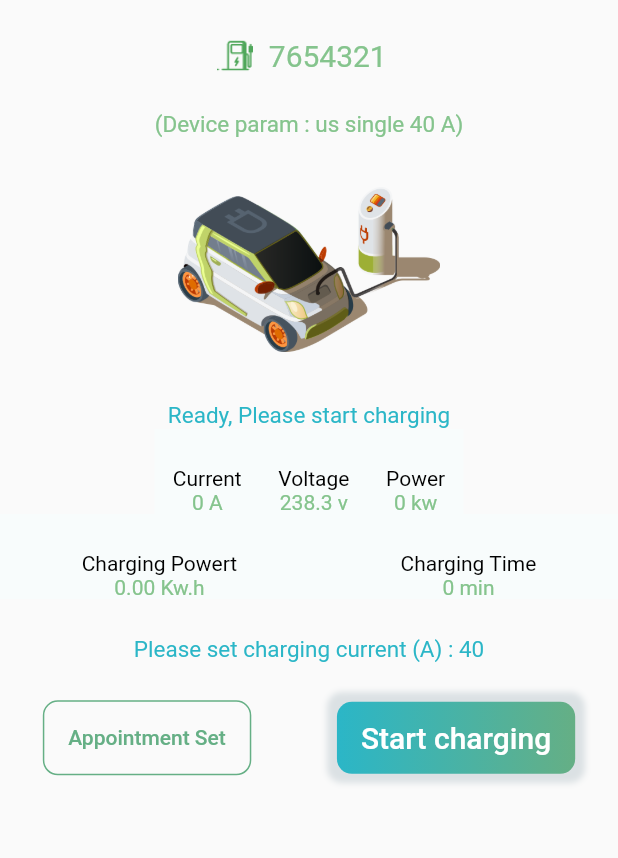
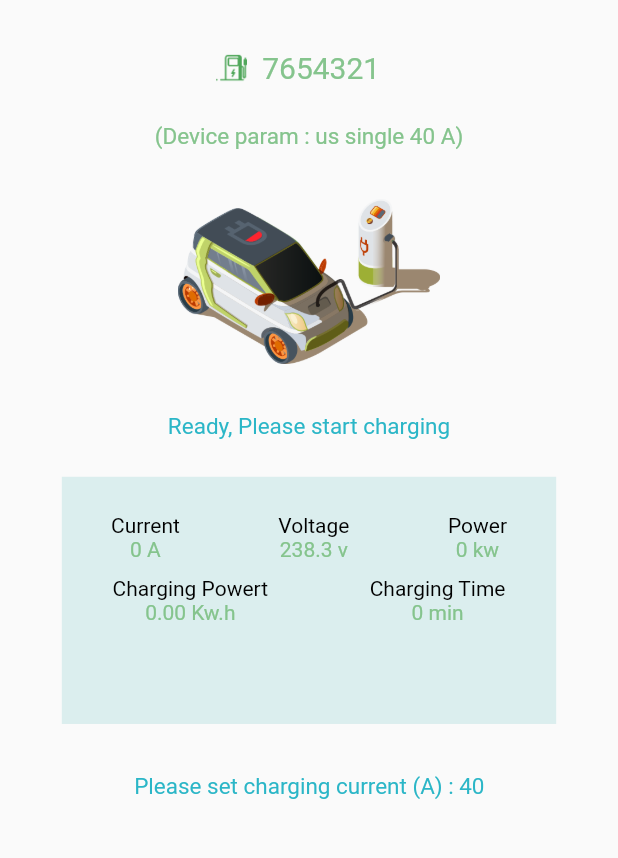
Before and after one commit to RitaFattoum99/Energy, a Flutter app: the Page4 screen opened directly, on a phone screen of 412 x 824 dp, the part 192-1050 px from its top. Run offline on Flutter 3.47's test engine with Material 2 defaults, Android fonts, the phone set to English and light mode, and no system bars; our stand-ins replace get.

Commit message:
set the shape

```diff
--- a/energyproject/lib/controller/navigate.dart
+++ b/energyproject/lib/controller/navigate.dart
@@ -1,10 +1,10 @@
 import 'dart:async';
 
 import 'package:energyproject/view/page2.dart';
+import 'package:energyproject/view/page4.dart';
 import 'package:flutter/material.dart';
 import 'package:get/get.dart';
 
-import '../view/page3.dart';
 
 class NavigateController extends GetxController {
   @override
--- a/energyproject/lib/main.dart
+++ b/energyproject/lib/main.dart
@@ -1,3 +1,4 @@
+import 'package:energyproject/view/page4.dart';
 import 'package:flutter/material.dart';
 import 'package:get/get.dart';
 
@@ -13,12 +14,12 @@ class MyApp extends StatelessWidget {
   @override
   Widget build(BuildContext context) {
     return GetMaterialApp(
-      debugShowCheckedModeBanner:false ,
+      debugShowCheckedModeBanner: false,
       title: 'Flutter Demo',
       theme: ThemeData(
         primarySwatch: Colors.blue,
       ),
-      home: const Test2(),
+      home: const Page4(),
     );
   }
 }
@@ -56,7 +57,7 @@ class _MyHomePageState extends State<MyHomePage> {
           ),
         ),
         Padding(
-              padding:const EdgeInsets.only(top: 190) ,
+          padding: const EdgeInsets.only(top: 190),
           child: SizedBox(
             width: size.width,
             height: size.height * 0.2,
--- a/energyproject/lib/view/page3.dart
+++ b/energyproject/lib/view/page3.dart
@@ -58,13 +58,15 @@ class Page3 extends StatelessWidget {
         Padding(
           padding: EdgeInsets.only(
             top: size.height * 0.01,
-            left: size.width * 0.3,
+            left: size.width * 0.2,
           ),
           child: Center(
             child: Row(
               children: [
                 Padding(
-                  padding: EdgeInsets.only(left: size.width * 0.05),
+                  padding: EdgeInsets.only(
+                    left: size.width * 0.01,
+                  ),
                   child: Text(
                     'Bluetooth Scanning ',
                     style: TextStyle(color: Color(0xff2BB6C7), fontSize: 20),
@@ -88,7 +90,7 @@ class Page3 extends StatelessWidget {
           child: TextButton(
             onPressed: () {
               showModalBottomSheet(
-                  backgroundColor: Color(0xffF8FCFC),
+                  backgroundColor: Color.fromARGB(255, 219, 238, 238),
                   context: context,
                   builder: (context) {
                     return Wrap(children: [
@@ -230,6 +232,7 @@ class Page3 extends StatelessWidget {
                   });
             },
             child: Row(
+              mainAxisAlignment: MainAxisAlignment.center,
               children: [
                 Image.asset(
                   "images/bluetooth (1).png",
@@ -255,10 +258,11 @@ class Page3 extends StatelessWidget {
         const Divider(),
         Center(
           child: Padding(
-            padding: EdgeInsets.only(top: 10, left: 10),
+            padding: EdgeInsets.only(
+                top: size.height * 0.03, left: size.width * 0.02),
             child: Text(
               'Disconnected ',
-              style: TextStyle(color: Color(0xff85C48D), fontSize: 25),
+              style: TextStyle(color: Color(0xff85C48D), fontSize: 20),
             ),
           ),
         ),
--- a/energyproject/lib/view/page4.dart
+++ b/energyproject/lib/view/page4.dart
@@ -61,8 +61,8 @@ class Page4 extends StatelessWidget {
           child: Row(
             children: [
               SizedBox(
-                width: 25,
-                height: 25,
+                width: size.width * 0.05,
+                height: size.height * 0.05,
                 child: Image.asset(
                   'images/station.png',
                 ),
@@ -79,38 +79,62 @@ class Page4 extends StatelessWidget {
         ),
         Padding(
           padding: EdgeInsets.only(
-            top: size.height * 0.03,
-          ),
-          child: Text(
-            '(Device param : us single 40 A)',
-            style: TextStyle(color: Color(0xff85C48D), fontSize: 15),
-          ),
-        ),
-        SizedBox(
-          width: 175,
-          height: 175,
-          child: Image.asset(
-            'images/startcharging.png',
-            scale: 0.9,
+            top: size.height * 0.01,
           ),
         ),
         Padding(
           padding: EdgeInsets.only(
-            top: size.height * 0.001,
+            top: size.height * 0.01,
           ),
-          child: Text(
+          child: Column(
+              // crossAxisAlignment: CrossAxisAlignment.center,
+              children: [
+                Text(
+                  '(Device param : us single 40 A)',
+                  style: TextStyle(color: Color(0xff85C48D), fontSize: 15),
+                ),
+                Stack(children: [
+                  Image.asset(
+                    'images/startcharging.png',
+                    width: 175,
+                    height: 175,
+                    scale: 0.9,
+                  ),
+                  Positioned(
+                    top: 54,
+                    left: 45,
+                    child: RotationTransition(
+                      turns: AlwaysStoppedAnimation(-1 / 360),
+                      child: Image.asset(
+                        'images/layer11.png',
+                        scale: 2.8,
+                      ),
+                    ),
+                  ),
+                ]),
+                Text(
                   'Ready, Please start charging',
                   style: TextStyle(color: Color(0xff2BB6C7), fontSize: 15),
                 ),
+              ]),
+        ),
+        Padding(
+          padding: EdgeInsets.only(
+            top: size.height * 0.01,
+            bottom: size.height * 0.02,
+          ),
         ),
         Container(
-          width: size.width * 0.5,
-          color: Color(0xffF8FCFC),
+          width: size.width * 0.8,
+          height: size.height * 0.2,
+          color: Color.fromARGB(255, 219, 238, 238),
           child: Padding(
             padding: EdgeInsets.only(
               top: size.height * 0.03,
             ),
-            child: Row(
+            child: Column(
+              children: [
+                Row(
                     mainAxisAlignment: MainAxisAlignment.spaceAround,
                     children: [
                       Column(
@@ -152,15 +176,10 @@ class Page4 extends StatelessWidget {
                         ],
                       ),
                     ]),
+                SizedBox(
+                  height: 10,
                 ),
-        ),
-        Container(
-          color: Color(0xffF8FCFC),
-          child: Padding(
-            padding: EdgeInsets.only(
-              top: size.height * 0.03,
-            ),
-            child: Row(
+                Row(
                     mainAxisAlignment: MainAxisAlignment.spaceAround,
                     children: [
                       Column(
@@ -188,63 +207,81 @@ class Page4 extends StatelessWidget {
                         ],
                       ),
                     ]),
+              ],
+            ),
+          ),
+        ),
+        Container(
+          color: Color(0xff85C48D),
+          child: Padding(
+            padding: EdgeInsets.only(
+              top: size.height * 0.03,
+            ),
           ),
         ),
         Padding(
           padding: EdgeInsets.only(
-            top: size.height * 0.03,
-          ),
+              top: size.height * 0.01, left: size.width * 0.001),
           child: Text(
             'Please set charging current (A) : 40',
             style: TextStyle(color: Color(0xff2BB6C7), fontSize: 15),
           ),
         ),
-        Padding(
-          padding: EdgeInsets.only(
-            top: size.height * 0.03,
-          ),
-          child: Row(
-            mainAxisAlignment: MainAxisAlignment.spaceAround,
-            children: [
-              Container(
-                decoration: BoxDecoration(
-                  border: Border.all(
-                    color: Color(0xff65AF85),
-                  ),
-                  borderRadius: BorderRadius.circular(10),
-                ),
-                child: MaterialButton(
-                    child: const Text(
-                      "Appointment Set",
-                      style: TextStyle(color: Color(0xff65AF85)),
-                    ),
-                    onPressed: () {}),
-              ),
-              Container(
-                decoration: BoxDecoration(
-                  boxShadow: [
-                    BoxShadow(
-                        color: Colors.blueGrey.withOpacity(0.2),
-                        spreadRadius: 6,
-                        blurRadius: 3)
-                  ],
-                  borderRadius: BorderRadius.circular(10),
-                  gradient: LinearGradient(
-                    begin: Alignment.centerLeft,
-                    end: Alignment.centerRight,
-                    colors: [const Color(0xff2BB6C7), const Color(0xff65AF85)],
-                  ),
-                ),
-                child: MaterialButton(
-                    child: const Text(
-                      "Start charging",
-                      style: TextStyle(color: Colors.white, fontSize: 20),
-                    ),
-                    onPressed: () {}),
-              ),
-            ],
-          ),
-        )
+        // Padding(
+        //   padding: EdgeInsets.only(
+        //     top: size.height * 0.03,
+        //   ),
+        //   child: Row(
+        //     mainAxisAlignment: MainAxisAlignment.spaceAround,
+        //     children: [
+        //       Container(
+        //         decoration: BoxDecoration(
+        //           border: Border.all(
+        //             color: Color(0xff65AF85),
+        //           ),
+        //           borderRadius: BorderRadius.circular(10),
+        //         ),
+        //         child: MaterialButton(
+        //             child: const Text(
+        //               "Appointment Set",
+        //               style: TextStyle(color: Color(0xff65AF85)),
+        //             ),
+        //             onPressed: () {}),
+        //       ),
+        //       Container(
+        //         decoration: BoxDecoration(
+        //           boxShadow: [
+        //             BoxShadow(
+        //                 color: Colors.blueGrey.withOpacity(0.2),
+        //                 spreadRadius: 6,
+        //                 blurRadius: 3)
+        //           ],
+        //           borderRadius: BorderRadius.circular(10),
+        //           gradient: LinearGradient(
+        //             begin: Alignment.centerLeft,
+        //             end: Alignment.centerRight,
+        //             colors: [const Color(0xff2BB6C7), const Color(0xff65AF85)],
+        //           ),
+        //         ),
+        //         child: ElevatedButton(
+        //             style: ButtonStyle(
+        //                 shape:
+        //                     MaterialStateProperty.all<RoundedRectangleBorder>(
+        //                         RoundedRectangleBorder(
+        //                             borderRadius: BorderRadius.circular(30))),
+        //                 shadowColor:
+        //                     MaterialStateProperty.all(Colors.transparent),
+        //                 backgroundColor:
+        //                     MaterialStateProperty.all(Colors.transparent)),
+        //             child: const Text(
+        //               "Start charging",
+        //               style: TextStyle(color: Colors.white, fontSize: 20),
+        //             ),
+        //             onPressed: () {}),
+        //       ),
+        //     ],
+        //   ),
+        // )
       ],
     ));
   }
```
Also changed, not shown: energyproject/images/layer11.png (added). Lines whose indentation alone changed are shown as unchanged.
